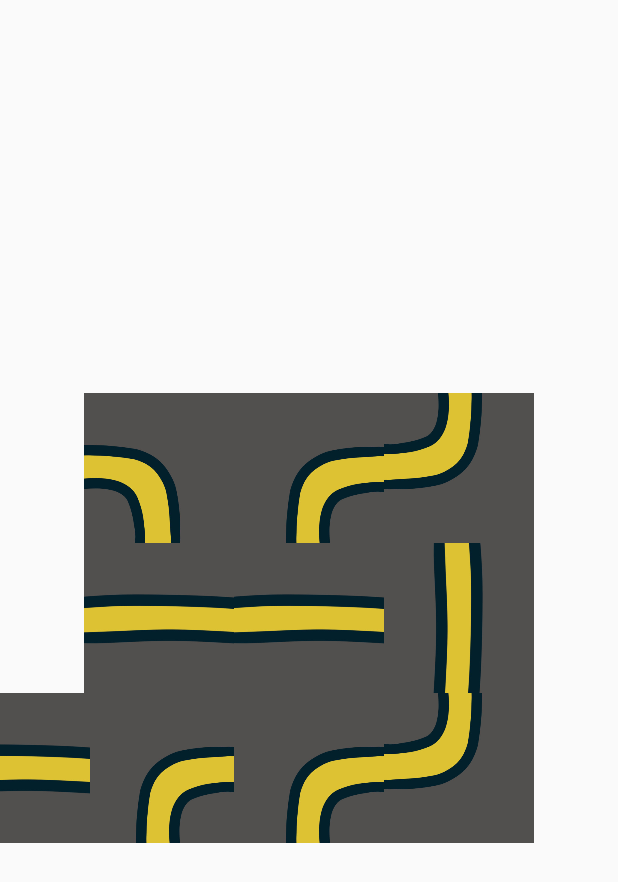
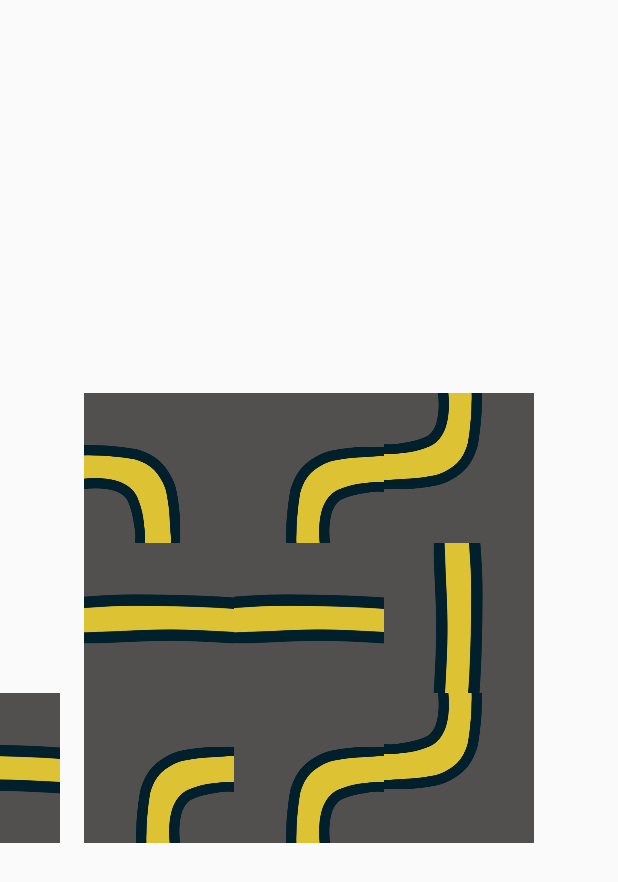
Before and after one commit to kyriakosPet/ggj19game, an Android app: the Puzzle screen opened directly, with no data from a screen before it, on a phone screen of 412 x 824 dp. Shown: the top 882 px of the screen. Run offline under Robolectric (Android 15) with nearby library versions, the phone set to English and light mode, and no system bars; our stand-ins replace Firebase (no records; nobody signed in at launch, a user with empty details on screens opened directly).

Commit message:
-- background

```diff
--- a/app/src/main/res/layout/activity_puzzle.xml
+++ b/app/src/main/res/layout/activity_puzzle.xml
@@ -6,6 +6,13 @@
     android:layout_height="match_parent"
     tools:context=".activities.Puzzle"
     android:background="@android:color/transparent">
+    <ImageView
+        android:layout_width="100dp"
+        android:layout_height="100dp"
+        android:layout_alignBottom="@id/puzzleArea"
+        android:layout_marginBottom="0dp"
+        android:src="@drawable/puzzle_straight"
+        android:layout_marginLeft="-60dp"/>
 
     <RelativeLayout
         android:id="@+id/puzzleArea"
@@ -141,13 +148,5 @@
         </LinearLayout>
     </RelativeLayout>
 
-    <ImageView
-        android:layout_width="100dp"
-        android:layout_height="100dp"
-        android:layout_alignBottom="@id/puzzleArea"
-        android:layout_marginBottom="0dp"
-        android:src="@drawable/puzzle_straight"
-        android:layout_marginLeft="-40dp"
-        />
 
 </RelativeLayout>
```
Also changed, not shown: app/src/main/java/com/sliceofpizza/homegame/activities/Puzzle.kt (+15 -1 lines).
